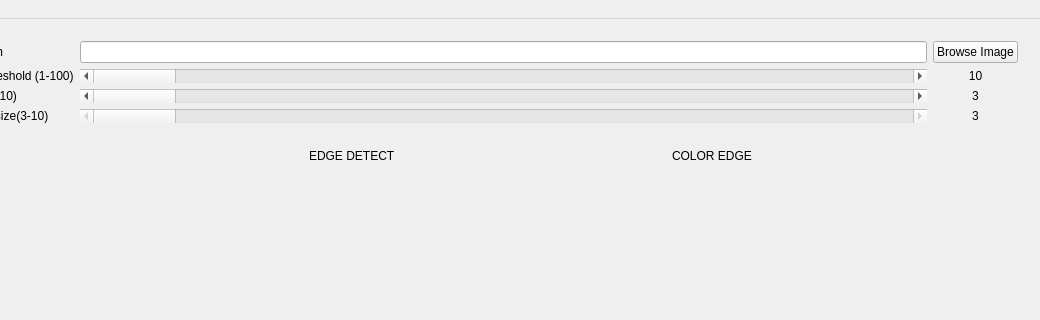
Qt form mainwindow.ui (xuanthanhbk92/QtOpenCv) before a commit; both pictures show x 110 to 1150 and y 0 to 320 of the 1150 by 576 pixel window.
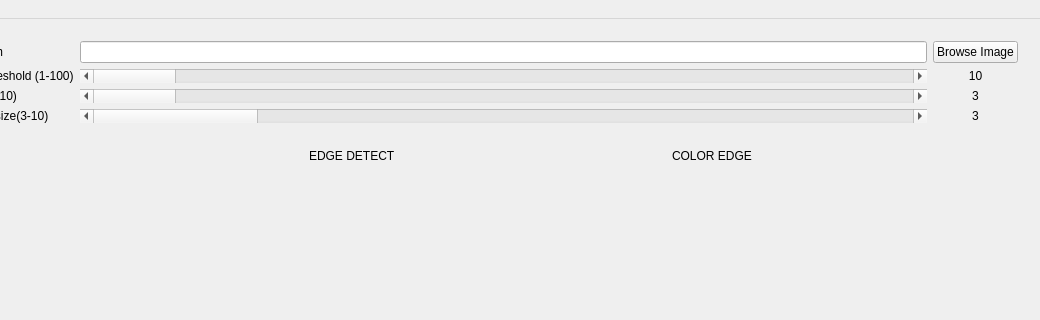
The same form after that commit. Icons and pictures are not drawn. Custom widgets are drawn as their Qt base class.

Commit message: Force kernel size to odd value and in range [3,5,7]

Patch:
```diff
--- a/mainwindow.ui
+++ b/mainwindow.ui
@@ -136,7 +136,7 @@
        <item row="5" column="2">
         <widget class="QScrollBar" name="barKernelSize">
          <property name="enabled">
-          <bool>false</bool>
+          <bool>true</bool>
          </property>
          <property name="sizePolicy">
           <sizepolicy hsizetype="MinimumExpanding" vsizetype="Fixed">
@@ -145,14 +145,20 @@
           </sizepolicy>
          </property>
          <property name="minimum">
-          <number>1</number>
+          <number>3</number>
          </property>
          <property name="maximum">
-          <number>10</number>
+          <number>7</number>
+         </property>
+         <property name="singleStep">
+          <number>2</number>
          </property>
          <property name="pageStep">
           <number>1</number>
          </property>
+         <property name="sliderPosition">
+          <number>3</number>
+         </property>
          <property name="orientation">
           <enum>Qt::Horizontal</enum>
          </property>
```
The commit also changes 2 other files.
